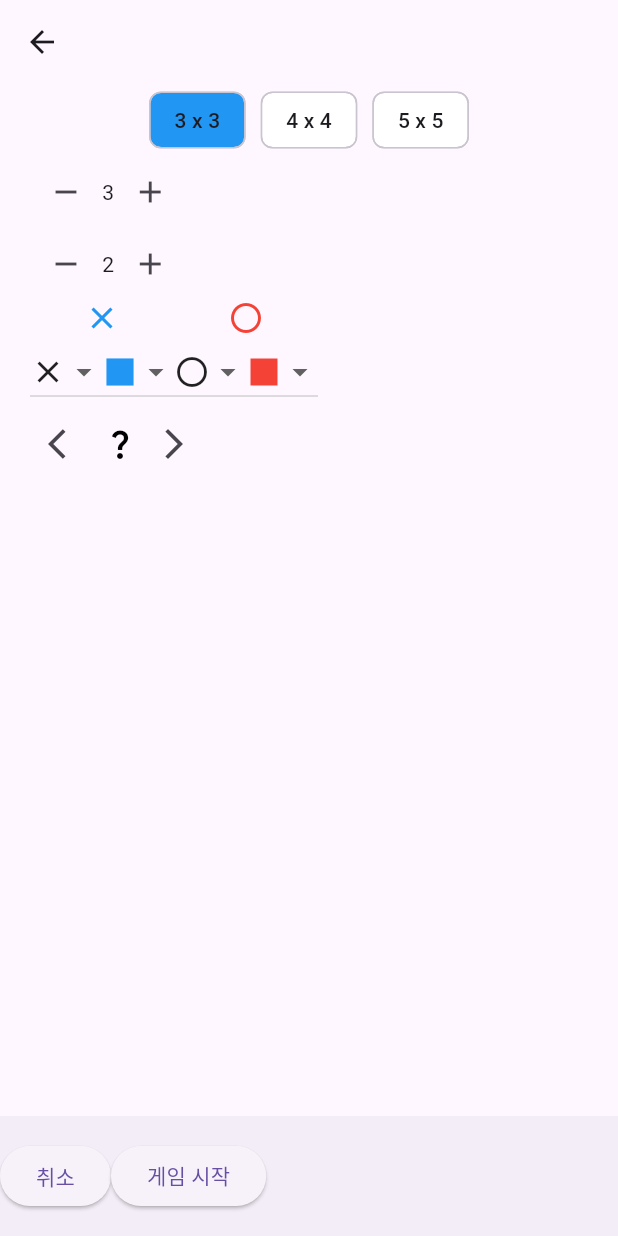
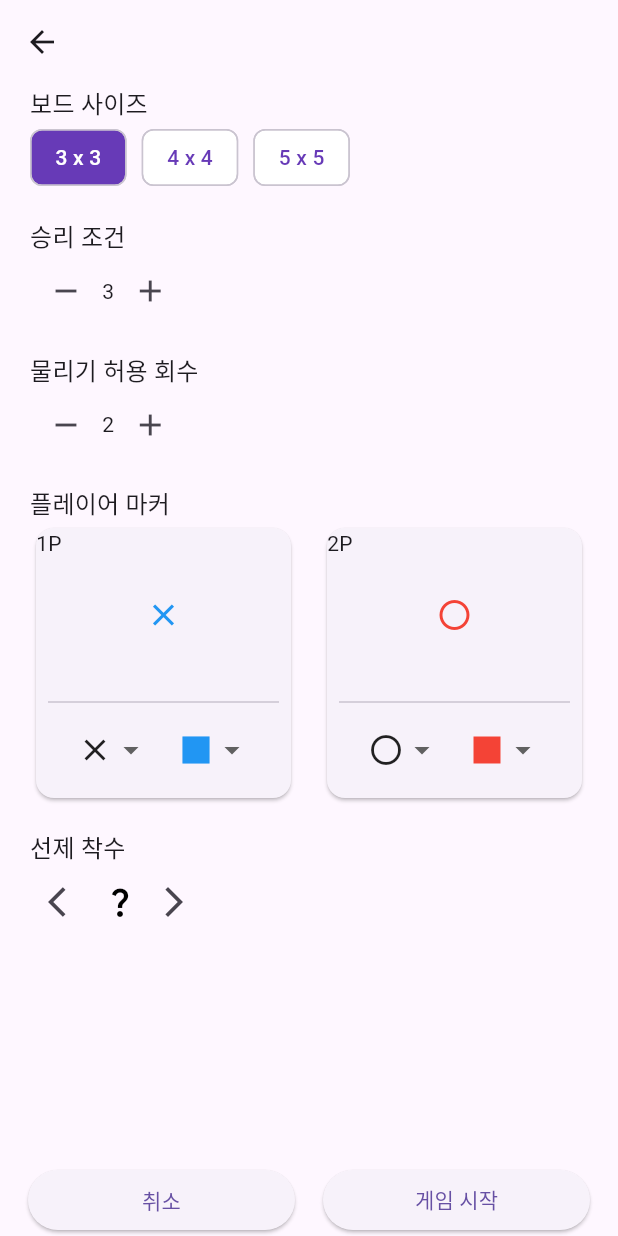
Before and after one commit to JayG-5/tic_tac_toe, a Flutter app: the SettingPage screen opened by its route, on a phone screen of 412 x 824 dp. Run offline on Flutter 3.47's test engine with Material 3 defaults, Android fonts, the phone set to English and light mode, and no system bars; our stand-ins replace get, hive_flutter; accounts and stored records are empty.

Commit message:
refactor: SettingPage UI

```diff
--- a/lib/controllers/setting.dart
+++ b/lib/controllers/setting.dart
@@ -39,20 +39,20 @@ class SettingPageController extends GetxController {
   }
 
   void onPressVCondition(bool isPlus) {
-    final result = isPlus ? vCondition.value += 1 : vCondition.value -= 1;
+    final result = isPlus ? vCondition.value + 1 : vCondition.value - 1;
     if (!(result >= GameSetting.VICTORY_CONDITION_MIN.value &&
         result <= boardSize.value)) {
-      //TODO: 예외처리
+      Get.snackbar('승리 조건', '허용범위는 최소 3 ~ ${boardSize.value}(보드 사이즈의 크기)입니다.');
       return;
     }
     vCondition.value = result;
   }
 
   void onPressBacksies(bool isPlus) {
-    final result = isPlus ? backsies.value += 1 : backsies.value -= 1;
+    final result = isPlus ? backsies.value + 1 : backsies.value - 1;
     if (!(result >= GameSetting.BACKSIES_MIN.value &&
         result <= GameSetting.BACKSIES_MAX.value)) {
-      //TODO: 예외처리
+      Get.snackbar('물리기 허용 회수', '허용범위는 0 ~ 5 입니다.');
       return;
     }
     backsies.value = result;
--- a/lib/pages/setting.dart
+++ b/lib/pages/setting.dart
@@ -1,57 +1,16 @@
 import 'package:flutter/material.dart';
 import 'package:get/get.dart';
 import 'package:tic_tac_toe/controllers/setting.dart';
-import 'package:tic_tac_toe/enums/color.dart';
-import 'package:tic_tac_toe/enums/icon.dart';
 import 'package:tic_tac_toe/models/game.dart';
+import 'package:tic_tac_toe/widgets/common/gap.dart';
+import 'package:tic_tac_toe/widgets/setting/player_marker.dart';
 
 class SettingPage extends GetView<SettingPageController> {
   const SettingPage({super.key});
 
-  Widget playerMarker(int index) {
-    return Column(
-      children: [
-        Icon(controller.players[index].iconData,
-            color: controller.players[index].color),
-        Row(
-          children: [
-            DropdownButton(
-                value: controller.players[index].iconData,
-                items: PlayerIcon.getNonUseIcons(
-                        controller.players, controller.players[index].iconData)
-                    .map((e) => DropdownMenuItem(
-                          onTap: () => controller.updatePlayer(
-                              controller.players[index],
-                              iconData: e),
-                          value: e,
-                          child: Icon(e),
-                        ))
-                    .toList(),
-                onChanged: (value) {}),
-            DropdownButton(
-                value: controller.players[index].color,
-                items: PlayerColor.getNonUseColors(
-                        controller.players, controller.players[index].color)
-                    .map((e) => DropdownMenuItem(
-                          onTap: () => controller.updatePlayer(
-                              controller.players[index],
-                              color: e),
-                          value: e,
-                          child: Icon(
-                            Icons.square,
-                            color: e,
-                          ),
-                        ))
-                    .toList(),
-                onChanged: (value) {}),
-          ],
-        )
-      ],
-    );
-  }
-
   @override
   Widget build(BuildContext context) {
+    final buttonWidth = (MediaQuery.of(context).size.width - 56) / 2;
     return Obx(
       () => Scaffold(
         appBar: AppBar(),
@@ -60,7 +19,10 @@ class SettingPage extends GetView<SettingPageController> {
             child: SingleChildScrollView(
               padding: const EdgeInsets.symmetric(horizontal: 20),
               child: Column(
+                crossAxisAlignment: CrossAxisAlignment.start,
                 children: [
+                  Text('보드 사이즈',
+                      style: Theme.of(context).textTheme.titleMedium),
                   SingleChildScrollView(
                     scrollDirection: Axis.horizontal,
                     child: Wrap(
@@ -69,10 +31,15 @@ class SettingPage extends GetView<SettingPageController> {
                           .map((element) => ActionChip(
                                 label: Text(
                                   '$element x $element',
+                                  style: TextStyle(
+                                    color: element != controller.boardSize.value
+                                        ? Colors.deepPurple
+                                        : Colors.white,
+                                  ),
                                 ),
                                 backgroundColor:
                                     element == controller.boardSize.value
-                                        ? Colors.blue
+                                        ? Colors.deepPurple
                                         : Colors.white,
                                 onPressed: () =>
                                     controller.onPressBoardSize(element),
@@ -80,6 +47,8 @@ class SettingPage extends GetView<SettingPageController> {
                           .toList(),
                     ),
                   ),
+                  Gap.height(16),
+                  Text('승리 조건', style: Theme.of(context).textTheme.titleMedium),
                   Row(children: [
                     IconButton(
                         onPressed: () => controller.onPressVCondition(false),
@@ -89,6 +58,9 @@ class SettingPage extends GetView<SettingPageController> {
                         onPressed: () => controller.onPressVCondition(true),
                         icon: const Icon(Icons.add)),
                   ]),
+                  Gap.height(16),
+                  Text('물리기 허용 회수',
+                      style: Theme.of(context).textTheme.titleMedium),
                   Row(children: [
                     IconButton(
                         onPressed: () => controller.onPressBacksies(false),
@@ -98,12 +70,18 @@ class SettingPage extends GetView<SettingPageController> {
                         onPressed: () => controller.onPressBacksies(true),
                         icon: const Icon(Icons.add)),
                   ]),
+                  Gap.height(16),
+                  Text('플레이어 마커',
+                      style: Theme.of(context).textTheme.titleMedium),
                   Row(
                     children: [
-                      playerMarker(0),
-                      playerMarker(1),
+                      const SettingPagePlayerMarker(index: 0),
+                      Gap.width(16),
+                      const SettingPagePlayerMarker(index: 1),
                     ],
                   ),
+                  Gap.height(16),
+                  Text('선제 착수', style: Theme.of(context).textTheme.titleMedium),
                   Row(children: [
                     IconButton(
                         onPressed: () => controller.onPressFirstPlayer(false),
@@ -127,17 +105,22 @@ class SettingPage extends GetView<SettingPageController> {
             ),
           ),
         ),
-        bottomNavigationBar: BottomAppBar(
-          padding: EdgeInsets.zero,
+        bottomNavigationBar: SafeArea(
           child: Row(
+            mainAxisAlignment: MainAxisAlignment.spaceEvenly,
             children: [
               ElevatedButton(
-                  onPressed: () => Get.back(), child: const Text('취소')),
+                  onPressed: () => Get.back(),
+                  style: ElevatedButton.styleFrom(
+                      fixedSize: Size.fromWidth(buttonWidth)),
+                  child: const Text('취소')),
               ElevatedButton(
                   onPressed: () {
                     final Game game = controller.getGame();
                     Get.offNamed('/game', arguments: {'game': game});
                   },
+                  style: ElevatedButton.styleFrom(
+                      fixedSize: Size.fromWidth(buttonWidth)),
                   child: const Text('게임 시작')),
             ],
           ),
--- /dev/null
+++ b/lib/widgets/setting/player_marker.dart
@@ -0,0 +1,77 @@
+import 'package:flutter/material.dart';
+import 'package:get/get.dart';
+import 'package:tic_tac_toe/controllers/setting.dart';
+import 'package:tic_tac_toe/enums/color.dart';
+import 'package:tic_tac_toe/enums/icon.dart';
+
+class SettingPagePlayerMarker extends GetView<SettingPageController> {
+  const SettingPagePlayerMarker({super.key, required this.index});
+
+  final int index;
+
+  @override
+  Widget build(BuildContext context) {
+    final width = (MediaQuery.of(context).size.width - 72) / 2;
+    return Obx(
+      () => Card(
+        child: Stack(
+          children: [
+            Container(
+              width: width > 240 ? 240 : width,
+              height: 180,
+              padding: const EdgeInsets.all(8.0),
+              child: Column(
+                children: [
+                  Expanded(
+                    child: Center(
+                      child: Icon(controller.players[index].iconData,
+                          color: controller.players[index].color),
+                    ),
+                  ),
+                  const Divider(),
+                  Row(
+                    mainAxisAlignment: MainAxisAlignment.spaceEvenly,
+                    children: [
+                      DropdownButton(
+                          underline: Container(),
+                          value: controller.players[index].iconData,
+                          items: PlayerIcon.getNonUseIcons(controller.players,
+                                  controller.players[index].iconData)
+                              .map((e) => DropdownMenuItem(
+                                    onTap: () => controller.updatePlayer(
+                                        controller.players[index],
+                                        iconData: e),
+                                    value: e,
+                                    child: Icon(e),
+                                  ))
+                              .toList(),
+                          onChanged: (value) {}),
+                      DropdownButton(
+                          underline: Container(),
+                          value: controller.players[index].color,
+                          items: PlayerColor.getNonUseColors(controller.players,
+                                  controller.players[index].color)
+                              .map((e) => DropdownMenuItem(
+                                    onTap: () => controller.updatePlayer(
+                                        controller.players[index],
+                                        color: e),
+                                    value: e,
+                                    child: Icon(
+                                      Icons.square,
+                                      color: e,
+                                    ),
+                                  ))
+                              .toList(),
+                          onChanged: (value) {}),
+                    ],
+                  )
+                ],
+              ),
+            ),
+            Text('${index + 1}P')
+          ],
+        ),
+      ),
+    );
+  }
+}
```
